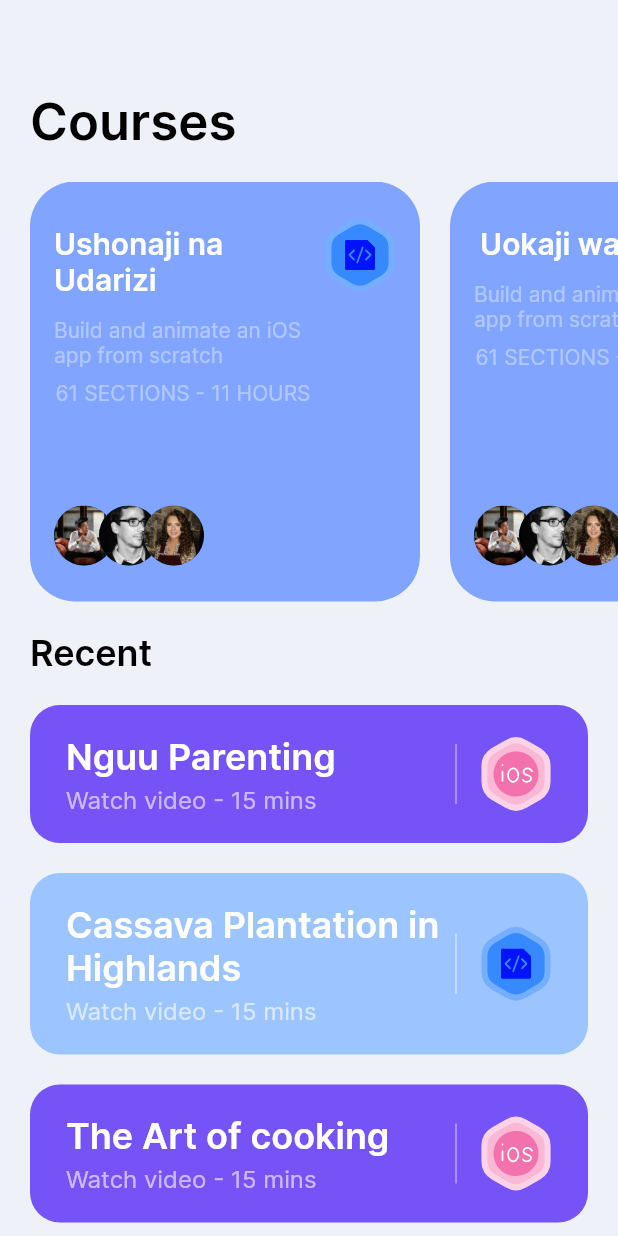
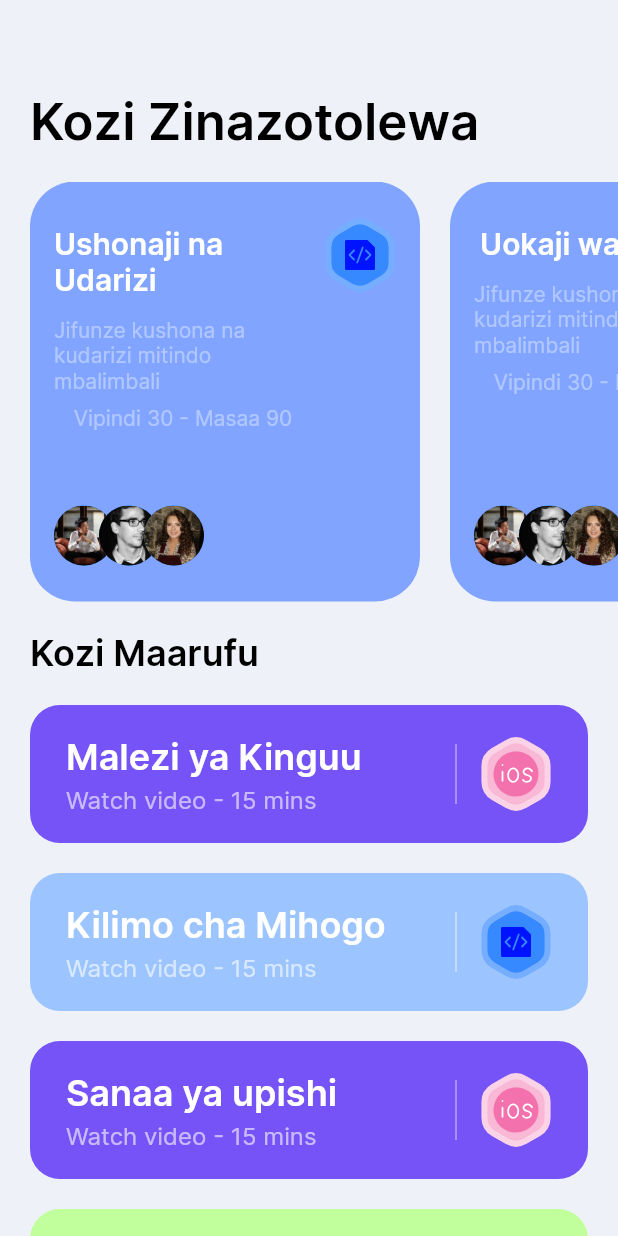
Before and after one commit to JohnGastone/Skilika, a Flutter app: the HomePage screen opened directly, on a phone screen of 412 x 824 dp. Run offline on Flutter 3.47's test engine with Material 2 defaults, Android fonts, the light colour scheme and no system bars; our stand-ins replace flutter_svg, rive.

```diff
--- a/lib/model/course.dart
+++ b/lib/model/course.dart
@@ -38,15 +38,15 @@ final List<Course> courses = [
 ];
 
 final List<Course> recentCourses = [
-  Course(title: "Nguu Parenting"),
+  Course(title: "Malezi ya Kinguu"),
   Course(
-    title: "Cassava Plantation in Highlands",
+    title: "Kilimo cha Mihogo",
     color: const Color(0xFF9CC5FF),
     iconSrc: "assets/icons/code.svg",
   ),
-  Course(title: "The Art of cooking"),
+  Course(title: "Sanaa ya upishi"),
   Course(
-    title: "Preserving Tribal Treasures",
+    title: "Uhifadhi wa Tunu za Asili",
     color: Color.fromARGB(255, 192, 255, 156),
     iconSrc: "assets/icons/code.svg",
   ),
--- a/lib/screens/home/components/course_card.dart
+++ b/lib/screens/home/components/course_card.dart
@@ -40,14 +40,14 @@ class CourseCard extends StatelessWidget {
                   Padding(
                     padding: const EdgeInsets.only(top: 12, bottom: 8),
                     child: Text(
-                      "Build and animate an iOS app from scratch",
+                      "Jifunze kushona na kudarizi mitindo mbalimbali",
                       style: TextStyle(
                         color: Colors.white38,
                       ),
                     ),
                   ),
                   Text(
-                    "61 SECTIONS - 11 HOURS",
+                    "Vipindi 30 - Masaa 90",
                     style: TextStyle(
                       color: Colors.white38,
                     ),
--- a/lib/screens/home/home_screen.dart
+++ b/lib/screens/home/home_screen.dart
@@ -22,7 +22,7 @@ class HomePage extends StatelessWidget {
               Padding(
                 padding: const EdgeInsets.all(20),
                 child: Text(
-                  "Courses",
+                  "Kozi Zinazotolewa",
                   style: Theme.of(context).textTheme.headlineMedium!.copyWith(
                       color: Colors.black, fontWeight: FontWeight.bold),
                 ),
@@ -47,7 +47,7 @@ class HomePage extends StatelessWidget {
               Padding(
                 padding: const EdgeInsets.all(20),
                 child: Text(
-                  "Recent",
+                  "Kozi Maarufu",
                   style: Theme.of(context).textTheme.headlineSmall!.copyWith(
                       color: Colors.black, fontWeight: FontWeight.bold),
                 ),
```
